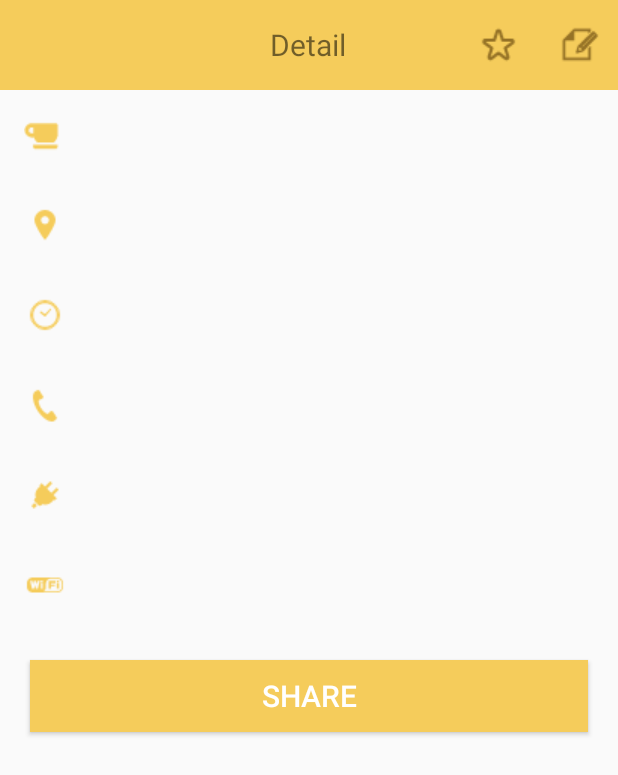
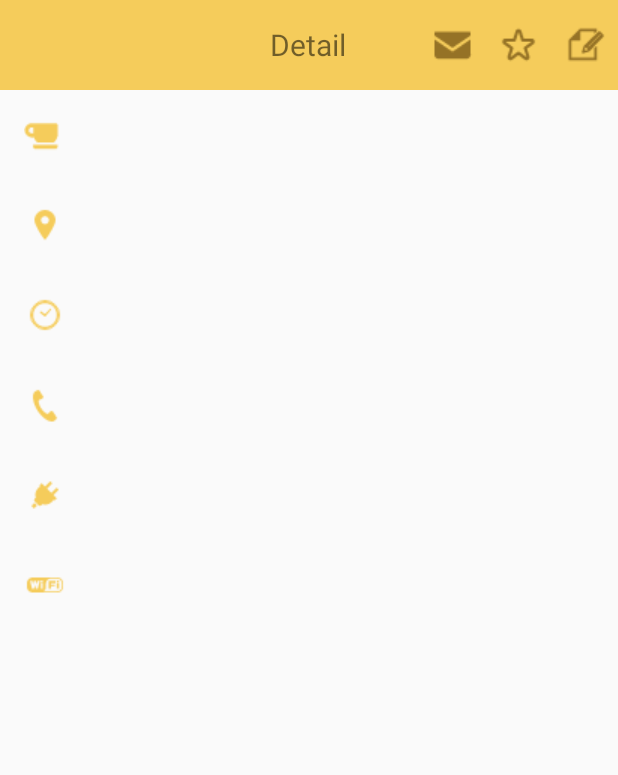
Before and after one commit to mustanghippie/CafeMap, an Android app: the layout activity_fragment_detail_page.xml on its own in the app's theme, with its tools: preview values and no code run, on a phone screen of 412 x 824 dp. Shown: the top 775 px of the screen. Run offline under Robolectric (Android 15) with nearby library versions, the phone set to English and light mode, and no system bars.

Commit message:
Change mail button

```diff
--- a/app/src/main/java/drgn/cafemap/Controller/DetailPageFragment.java
+++ b/app/src/main/java/drgn/cafemap/Controller/DetailPageFragment.java
@@ -168,16 +168,16 @@ public class DetailPageFragment extends Fragment {
     @Override
     public void onActivityResult(int requestCode, int resultCode, Intent resultData) {
         if (requestCode == 1000 && resultCode == RESULT_OK) {
-            Uri uri = null;
+            Uri uri = resultData.getData();
             if (resultData != null) {
 //                uri = resultData.getData();
-//                try {
-                //uploadImageBmp = getBitmapFromUri(uri);
-                uploadImageBmp = resizeBitmap(resultData.getData());
+                try {
+                uploadImageBmp = getBitmapFromUri(uri);
+//                uploadImageBmp = resizeBitmap(resultData.getData());
                 dpm.setUploadImageBmp(uploadImageBmp);
-//                } catch (IOException e) {
-//                    e.printStackTrace();
-//                }
+                } catch (IOException e) {
+                    e.printStackTrace();
+                }
             }
         }
     }
--- a/app/src/main/java/drgn/cafemap/Controller/MapsActivity.java
+++ b/app/src/main/java/drgn/cafemap/Controller/MapsActivity.java
@@ -13,7 +13,6 @@ import android.content.pm.PackageManager;
 import android.location.Location;
 import android.support.v4.app.FragmentActivity;
 import android.os.Bundle;
-import android.support.v4.content.ContextCompat;
 import android.text.SpannableString;
 import android.text.SpannableStringBuilder;
 import android.text.style.BackgroundColorSpan;
@@ -163,7 +162,7 @@ public class MapsActivity extends FragmentActivity implements OnMapReadyCallback
             mMap.setMyLocationEnabled(true);
             mMap.setOnMyLocationButtonClickListener(this);
             // zoom up and zoom down buttons
-//            this.mUiSettings.setZoomControlsEnabled(true);
+            this.mUiSettings.setZoomControlsEnabled(true);
 
             // Sets markers and reads data from cafe_user_tbl and cafe_master_tbl
             this.userCafeMapModel.setCafeMapMarkers(mMap);
--- a/app/src/main/java/drgn/cafemap/Model/DetailPageModel.java
+++ b/app/src/main/java/drgn/cafemap/Model/DetailPageModel.java
@@ -4,11 +4,9 @@ import android.app.AlertDialog;
 import android.content.Context;
 import android.content.DialogInterface;
 import android.content.Intent;
-import android.content.SharedPreferences;
 import android.content.res.Resources;
 import android.graphics.Bitmap;
 import android.graphics.BitmapFactory;
-import android.preference.PreferenceManager;
 import android.support.v4.app.FragmentActivity;
 import android.view.View;
 import android.widget.Adapter;
@@ -21,37 +19,16 @@ import android.widget.TextView;
 import android.widget.Toast;
 
 import com.google.gson.Gson;
-import com.google.gson.JsonObject;
 
 import java.io.BufferedReader;
-import java.io.ByteArrayOutputStream;
-import java.io.File;
-import java.io.FileInputStream;
 import java.io.FileNotFoundException;
 import java.io.FileOutputStream;
 import java.io.IOException;
 import java.io.InputStream;
 import java.io.InputStreamReader;
-import java.io.ObjectOutput;
-import java.io.ObjectOutputStream;
 import java.io.OutputStream;
-import java.io.UnsupportedEncodingException;
 import java.util.HashMap;
 import java.util.Map;
-import java.util.Properties;
-
-import javax.activation.DataHandler;
-import javax.activation.FileDataSource;
-import javax.mail.MessagingException;
-import javax.mail.Multipart;
-import javax.mail.PasswordAuthentication;
-import javax.mail.Session;
-import javax.mail.Transport;
-import javax.mail.internet.InternetAddress;
-import javax.mail.internet.MimeBodyPart;
-import javax.mail.internet.MimeMessage;
-import javax.mail.internet.MimeMultipart;
-import javax.mail.internet.MimeUtility;
 
 import drgn.cafemap.Controller.DetailPageActivity;
 import drgn.cafemap.Controller.MapsActivity;
@@ -98,8 +75,8 @@ public class DetailPageModel {
     private TextView socketTextView;
     private TextView wifiTextView;
     private ImageButton editButton;
-    private Button sendCafeInfoButton;
     private ImageButton addBookmarkButton;
+    private ImageButton mailButton;
 
 
     public DetailPageModel(Context context, View view, FragmentActivity fragmentActivity, Resources resources, double lat, double lon) {
@@ -141,7 +118,7 @@ public class DetailPageModel {
                 this.socketTextView = (TextView) view.findViewById(R.id.cafeSocket);
                 this.wifiTextView = (TextView) view.findViewById(R.id.cafeWifi);
                 this.editButton = (ImageButton) view.findViewById(R.id.editButton);
-                this.sendCafeInfoButton = (Button) view.findViewById(R.id.sendCafeInfoButton);
+                this.mailButton = (ImageButton) view.findViewById(R.id.mailButton);
                 this.addBookmarkButton = (ImageButton) view.findViewById(R.id.addBookmarkButton);
                 break;
             case 2:
@@ -457,10 +434,10 @@ public class DetailPageModel {
         });
 
         // to be invisible in cafe master case
-        if (ownerFlag) sendCafeInfoButton.setVisibility(View.INVISIBLE);
+        if (ownerFlag) mailButton.setVisibility(View.INVISIBLE);
 
         // send cafe information
-        sendCafeInfoButton.setOnClickListener(new View.OnClickListener() {
+        mailButton.setOnClickListener(new View.OnClickListener() {
             @Override
             public void onClick(View v) {
 
--- a/app/src/main/res/layout/activity_fragment_detail_page.xml
+++ b/app/src/main/res/layout/activity_fragment_detail_page.xml
@@ -42,6 +42,16 @@
                     android:visibility="invisible"
                     android:src="@drawable/icon_edit" />
 
+                <ImageButton
+                    android:layout_width="28dp"
+                    android:layout_height="wrap_content"
+                    android:layout_weight="1"
+                    android:adjustViewBounds="true"
+                    android:background="@null"
+                    android:elevation="0dp"
+                    android:visibility="invisible"
+                    android:src="@drawable/icon_edit" />
+
                 <TextView
                     android:id="@+id/detailPage"
                     android:text="Detail"
@@ -50,6 +60,18 @@
                     android:layout_weight="6"
                     android:gravity="center"
                     android:textSize="20dp" />
+
+                <ImageButton
+                    android:id="@+id/mailButton"
+                    android:layout_width="28dp"
+                    android:layout_height="wrap_content"
+                    android:layout_marginTop="16dp"
+                    android:layout_marginBottom="16dp"
+                    android:layout_weight="1"
+                    android:adjustViewBounds="true"
+                    android:background="@null"
+                    android:elevation="0dp"
+                    android:src="@drawable/icon_mail" />
 
                 <ImageButton
                     android:id="@+id/addBookmarkButton"
@@ -77,12 +99,6 @@
 
 
             </LinearLayout>
-
-            <ImageView
-                android:id="@+id/badge"
-                android:layout_width="match_parent"
-                android:layout_height="wrap_content"
-                android:adjustViewBounds="true" />
 
             <LinearLayout
                 android:layout_width="match_parent"
@@ -210,30 +226,36 @@
 
             </LinearLayout>
 
-            <LinearLayout
-                android:layout_width="match_parent"
-                android:layout_height="match_parent"
-                android:layout_marginBottom="40dp"
-                android:gravity="center"
-                android:orientation="vertical">
+            <!--<LinearLayout-->
+                <!--android:layout_width="match_parent"-->
+                <!--android:layout_height="match_parent"-->
+                <!--android:layout_marginBottom="40dp"-->
+                <!--android:gravity="center"-->
+                <!--android:orientation="vertical">-->
 
-                <Button
-                    android:id="@+id/sendCafeInfoButton"
-                    android:layout_width="match_parent"
-                    android:layout_height="match_parent"
-                    android:layout_marginBottom="5dp"
-                    android:layout_marginLeft="20dp"
-                    android:layout_marginRight="20dp"
-                    android:layout_marginTop="20dp"
-                    android:layout_weight="1"
-                    android:background="@color/colorAccent"
-                    android:text="Share"
-                    android:textAlignment="center"
-                    android:textColor="@color/common_google_signin_btn_text_dark_default"
-                    android:textSize="20sp" />
+                <!--<Button-->
+                    <!--android:id="@+id/sendCafeInfoButton"-->
+                    <!--android:layout_width="match_parent"-->
+                    <!--android:layout_height="match_parent"-->
+                    <!--android:layout_marginBottom="5dp"-->
+                    <!--android:layout_marginLeft="20dp"-->
+                    <!--android:layout_marginRight="20dp"-->
+                    <!--android:layout_marginTop="20dp"-->
+                    <!--android:layout_weight="1"-->
+                    <!--android:background="@color/colorAccent"-->
+                    <!--android:text="Share"-->
+                    <!--android:textAlignment="center"-->
+                    <!--android:textColor="@color/common_google_signin_btn_text_dark_default"-->
+                    <!--android:textSize="20sp" />-->
 
 
-            </LinearLayout>
+            <!--</LinearLayout>-->
+
+            <ImageView
+                android:id="@+id/badge"
+                android:layout_width="match_parent"
+                android:layout_height="wrap_content"
+                android:adjustViewBounds="true" />
 
         </LinearLayout>
 
--- a/app/src/main/res/values/strings.xml
+++ b/app/src/main/res/values/strings.xml
@@ -31,6 +31,7 @@
         <item>AM</item>
     </string-array>
     <string-array name="availableOrUnavailable">
+        <item></item>
         <item>Available</item>
         <item>Unavailable</item>
     </string-array>
```
Also changed, not shown: app/src/main/res/drawable/icon_mail.png (added).
